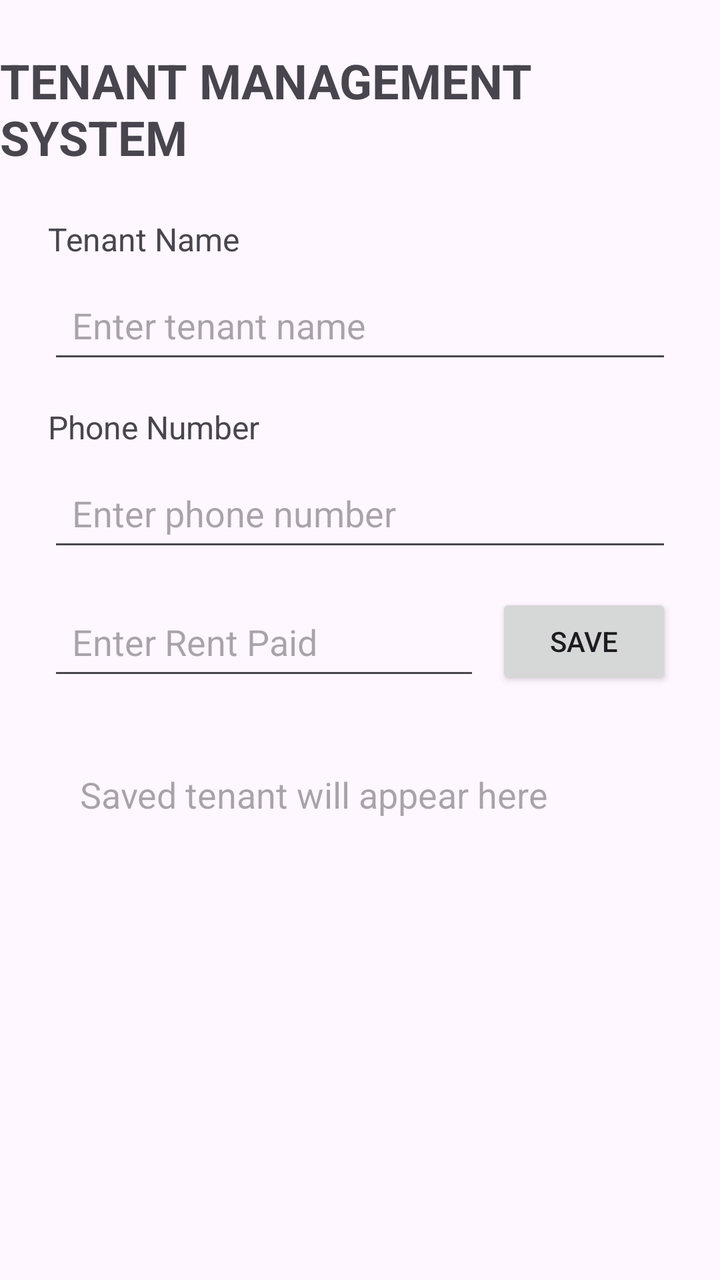
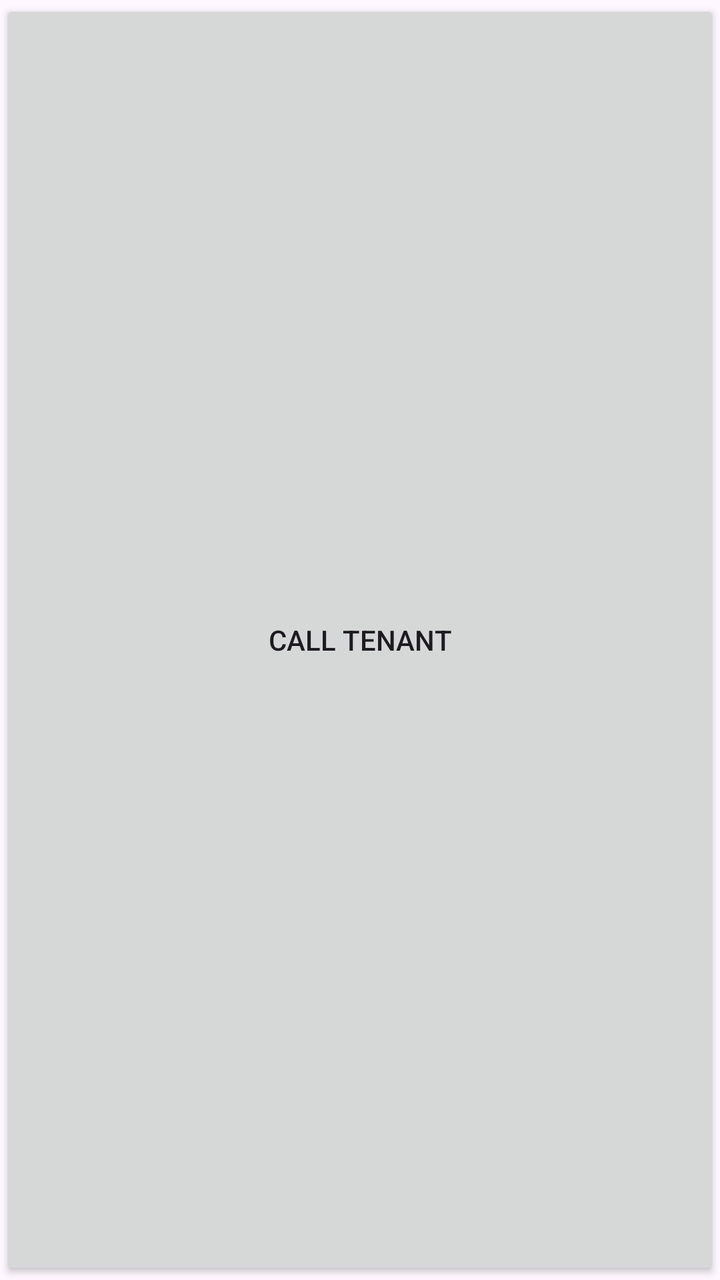

Compare the two renders of this Android layout. The source of the first and the diff that turns it into the second are given below.
<!-- AndroidManifest.xml: application theme Theme.Tenantmanagementsystem -->
<!-- res/layout/activity_main.xml -->
<?xml version="1.0" encoding="utf-8"?>
<layout xmlns:android="http://schemas.android.com/apk/res/android"
    xmlns:app="http://schemas.android.com/apk/res-auto">

    <data>
        <variable
            name="tenant"
            type="com.example.tenantmanagementsystem.Tenant" />
    </data>

    <androidx.constraintlayout.widget.ConstraintLayout
        android:layout_width="match_parent"
        android:layout_height="match_parent">

        <TextView
            android:id="@+id/titleTextView"
            android:layout_width="wrap_content"
            android:layout_height="wrap_content"
            android:text="TENANT MANAGEMENT SYSTEM"
            android:textSize="24sp"
            android:textStyle="bold"
            android:layout_marginTop="24dp"
            app:layout_constraintTop_toTopOf="parent"
            app:layout_constraintStart_toStartOf="parent"
            app:layout_constraintEnd_toEndOf="parent" />

        <TextView
            android:id="@+id/tenantNameLabel"
            android:layout_width="wrap_content"
            android:layout_height="wrap_content"
            android:text="Tenant Name"
            android:textSize="16sp"
            android:layout_marginTop="24dp"
            android:layout_marginStart="24dp"
            app:layout_constraintTop_toBottomOf="@id/titleTextView"
            app:layout_constraintStart_toStartOf="parent" />

        <EditText
            android:id="@+id/tenantNameEditText"
            android:layout_width="0dp"
            android:layout_height="wrap_content"
            android:hint="Enter tenant name"
            android:minHeight="48dp"
            android:padding="12dp"
            android:layout_marginTop="8dp"
            android:layout_marginStart="24dp"
            android:layout_marginEnd="24dp"
            app:layout_constraintTop_toBottomOf="@id/tenantNameLabel"
            app:layout_constraintStart_toStartOf="parent"
            app:layout_constraintEnd_toEndOf="parent" />

        <TextView
            android:id="@+id/phoneLabel"
            android:layout_width="wrap_content"
            android:layout_height="wrap_content"
            android:text="Phone Number"
            android:textSize="16sp"
            android:layout_marginTop="16dp"
            android:layout_marginStart="24dp"
            app:layout_constraintTop_toBottomOf="@id/tenantNameEditText"
            app:layout_constraintStart_toStartOf="parent" />

        <EditText
            android:id="@+id/phoneEditText"
            android:layout_width="0dp"
            android:layout_height="wrap_content"
            android:hint="Enter phone number"
            android:inputType="phone"
            android:minHeight="48dp"
            android:padding="12dp"
            android:layout_marginTop="8dp"
            android:layout_marginStart="24dp"
            android:layout_marginEnd="24dp"
            app:layout_constraintTop_toBottomOf="@id/phoneLabel"
            app:layout_constraintStart_toStartOf="parent"
            app:layout_constraintEnd_toEndOf="parent" />

        <EditText
            android:id="@+id/rentEditText"
            android:layout_width="0dp"
            android:layout_height="wrap_content"
            android:hint="Enter Rent Paid"
            android:inputType="numberDecimal"
            android:minHeight="48dp"
            android:padding="12dp"
            android:layout_marginStart="24dp"
            android:layout_marginTop="16dp"
            android:layout_marginEnd="8dp"
            app:layout_constraintTop_toBottomOf="@id/phoneEditText"
            app:layout_constraintStart_toStartOf="parent"
            app:layout_constraintEnd_toStartOf="@id/saveButton" />

        <Button
            android:id="@+id/saveButton"
            android:layout_width="wrap_content"
            android:layout_height="wrap_content"
            android:text="SAVE"
            android:layout_marginEnd="24dp"
            app:layout_constraintTop_toTopOf="@id/rentEditText"
            app:layout_constraintEnd_toEndOf="parent" />

        <TextView
            android:id="@+id/tenantResultTextView"
            android:layout_width="0dp"
            android:layout_height="wrap_content"
            android:text="@{tenant.summary()}"
            android:hint="Saved tenant will appear here"
            android:textSize="18sp"
            android:padding="16dp"
            android:layout_margin="24dp"
            app:layout_constraintTop_toBottomOf="@id/rentEditText"
            app:layout_constraintStart_toStartOf="parent"
            app:layout_constraintEnd_toEndOf="parent" />

    </androidx.constraintlayout.widget.ConstraintLayout>
</layout>
<!-- resources referenced by this layout -->
<resources>
  <style name="Theme.Tenantmanagementsystem" parent="Base.Theme.Tenantmanagementsystem" />
  <style name="Base.Theme.Tenantmanagementsystem" parent="Theme.Material3.DayNight.NoActionBar">
          
          
      </style>
</resources>

<!-- the commit's change to res/layout/activity_main.xml (unified diff, before → after) -->
@@ -7,7 +7,14 @@
             name="tenant"
             type="com.example.tenantmanagementsystem.Tenant" />
     </data>
-
+    <Button
+        android:id="@+id/callButton"
+        android:layout_width="wrap_content"
+        android:layout_height="wrap_content"
+        android:text="CALL TENANT"
+        android:layout_marginStart="24dp"
+        app:layout_constraintTop_toBottomOf="@id/tenantResultTextView"
+        app:layout_constraintStart_toStartOf="parent" />
     <androidx.constraintlayout.widget.ConstraintLayout
         android:layout_width="match_parent"
         android:layout_height="match_parent">
